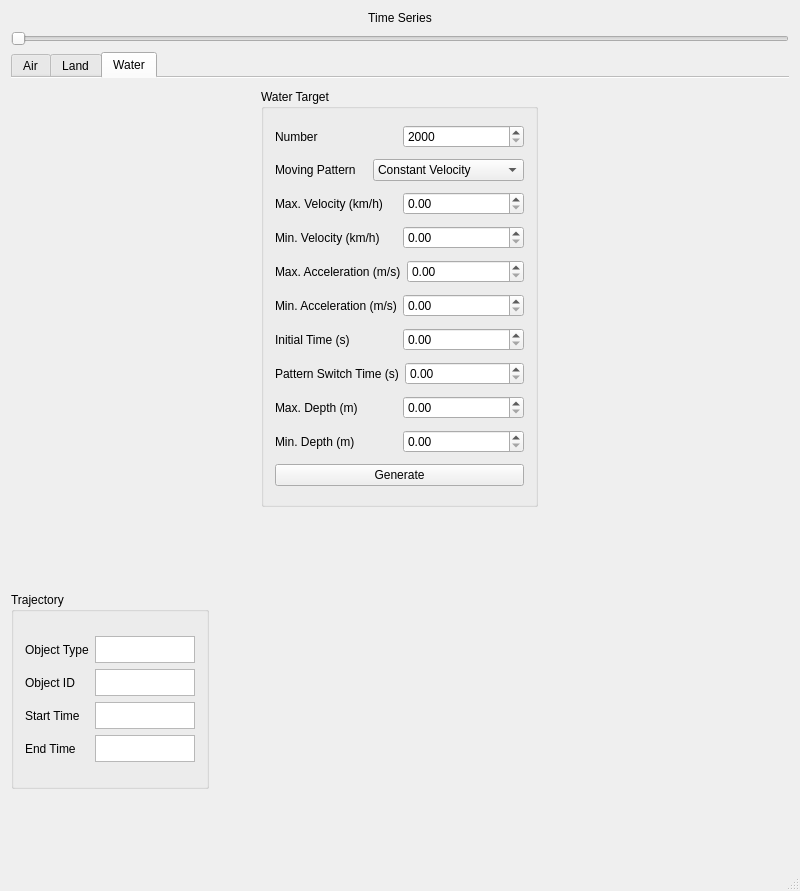
The window that mainwindow.ui (sergiosvieira/mog) describes before a commit, drawn with Qt 5.
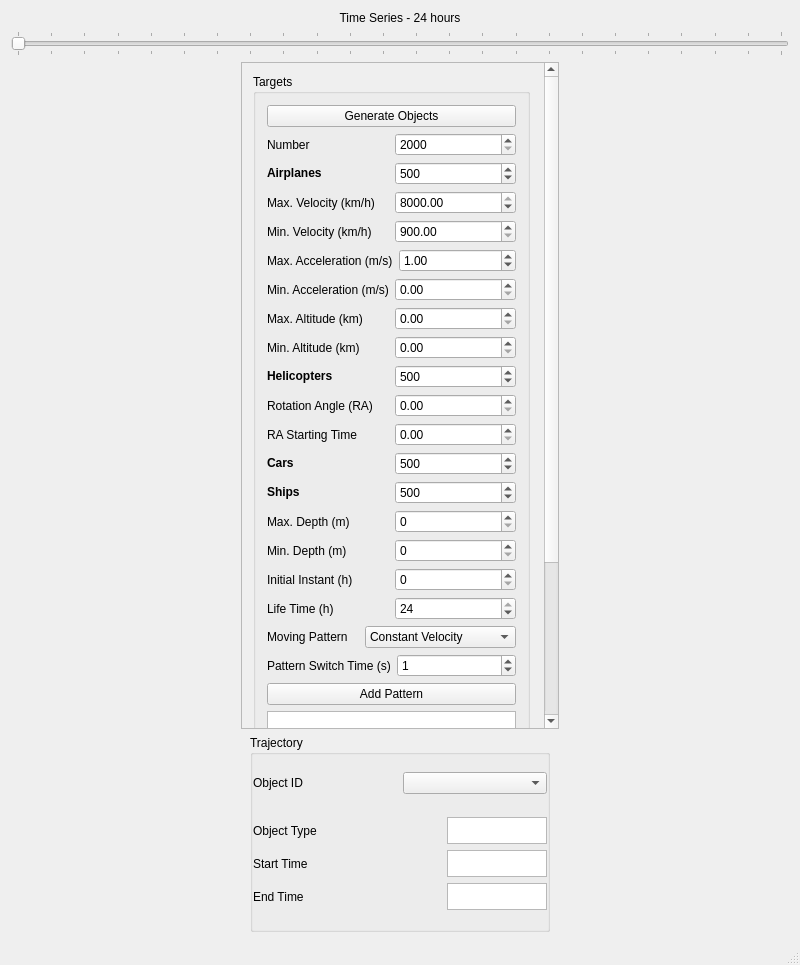
The same window after the commit. The open tabs and pages were chosen to show the change.

What changed in the file:
```diff
--- a/mainwindow.ui
+++ b/mainwindow.ui
@@ -7,18 +7,24 @@
     <x>0</x>
     <y>0</y>
     <width>800</width>
-    <height>891</height>
+    <height>965</height>
    </rect>
   </property>
   <property name="windowTitle">
    <string>MainWindow</string>
   </property>
   <widget class="QWidget" name="centralWidget">
-   <layout class="QVBoxLayout" name="verticalLayout">
+   <property name="sizePolicy">
+    <sizepolicy hsizetype="Expanding" vsizetype="Expanding">
+     <horstretch>0</horstretch>
+     <verstretch>0</verstretch>
+    </sizepolicy>
+   </property>
+   <layout class="QVBoxLayout" name="_2">
     <item>
      <widget class="QLabel" name="label_26">
       <property name="text">
-       <string>Time Series</string>
+       <string>Time Series - 24 hours</string>
       </property>
       <property name="alignment">
        <set>Qt::AlignHCenter|Qt::AlignTop</set>
@@ -28,42 +34,56 @@
     <item>
      <widget class="QSlider" name="timeSlider">
       <property name="maximum">
-       <number>24</number>
+       <number>23</number>
       </property>
       <property name="orientation">
        <enum>Qt::Horizontal</enum>
       </property>
       <property name="tickPosition">
-       <enum>QSlider::NoTicks</enum>
+       <enum>QSlider::TicksBothSides</enum>
       </property>
      </widget>
     </item>
     <item>
-     <widget class="QTabWidget" name="mainTab">
-      <property name="tabPosition">
-       <enum>QTabWidget::North</enum>
+     <layout class="QHBoxLayout" name="air_hlayout" stretch="0">
+      <property name="sizeConstraint">
+       <enum>QLayout::SetMaximumSize</enum>
       </property>
-      <property name="tabShape">
-       <enum>QTabWidget::Rounded</enum>
-      </property>
-      <property name="currentIndex">
-       <number>0</number>
-      </property>
-      <property name="elideMode">
-       <enum>Qt::ElideRight</enum>
-      </property>
-      <property name="documentMode">
-       <bool>true</bool>
-      </property>
-      <widget class="QWidget" name="tab_air">
-       <attribute name="title">
-        <string>Air</string>
-       </attribute>
-       <layout class="QVBoxLayout" name="verticalLayout_15">
-        <item>
-         <layout class="QHBoxLayout" name="air_hlayout">
+      <item>
+       <widget class="QScrollArea" name="scrollArea">
+        <property name="minimumSize">
+         <size>
+          <width>0</width>
+          <height>0</height>
+         </size>
+        </property>
+        <property name="maximumSize">
+         <size>
+          <width>318</width>
+          <height>16777215</height>
+         </size>
+        </property>
+        <property name="widgetResizable">
+         <bool>true</bool>
+        </property>
+        <widget class="QWidget" name="scrollAreaWidgetContents_3">
+         <property name="geometry">
+          <rect>
+           <x>0</x>
+           <y>0</y>
+           <width>301</width>
+           <height>1016</height>
+          </rect>
+         </property>
+         <layout class="QVBoxLayout" name="verticalLayout_2">
           <item>
            <widget class="QGroupBox" name="groupBox_3">
+            <property name="sizePolicy">
+             <sizepolicy hsizetype="Expanding" vsizetype="Expanding">
+              <horstretch>0</horstretch>
+              <verstretch>0</verstretch>
+             </sizepolicy>
+            </property>
             <property name="maximumSize">
              <size>
               <width>277</width>
@@ -71,9 +91,16 @@
              </size>
             </property>
             <property name="title">
-             <string>Air Target</string>
+             <string>Targets</string>
             </property>
             <layout class="QVBoxLayout" name="verticalLayout_4">
+             <item>
+              <widget class="QPushButton" name="btn_air_generate">
+               <property name="text">
+                <string>Generate Objects</string>
+               </property>
+              </widget>
+             </item>
              <item>
               <layout class="QHBoxLayout" name="horizontalLayout_2">
                <item>
@@ -84,7 +111,7 @@
                 </widget>
                </item>
                <item>
-                <widget class="QSpinBox" name="spinBoxAirNumber">
+                <widget class="QSpinBox" name="number">
                  <property name="minimum">
                   <number>2000</number>
                  </property>
@@ -96,31 +123,22 @@
               </layout>
              </item>
              <item>
-              <layout class="QHBoxLayout" name="horizontalLayout_3">
+              <layout class="QHBoxLayout" name="horizontalLayout">
                <item>
-                <widget class="QLabel" name="label_2">
+                <widget class="QLabel" name="label_36">
                  <property name="text">
-                  <string>Moving Pattern</string>
+                  <string>&lt;b&gt;Airplanes&lt;/b&gt;</string>
                  </property>
                 </widget>
                </item>
                <item>
-                <widget class="QComboBox" name="airMovingPattern">
-                 <item>
-                  <property name="text">
-                   <string>Constant Velocity</string>
-                  </property>
-                 </item>
-                 <item>
-                  <property name="text">
-                   <string>Constant Acceleration</string>
-                  </property>
-                 </item>
-                 <item>
-                  <property name="text">
-                   <string>Constant Deceleration</string>
-                  </property>
-                 </item>
+                <widget class="QSpinBox" name="airplanesSB">
+                 <property name="maximum">
+                  <number>6000</number>
+                 </property>
+                 <property name="value">
+                  <number>500</number>
+                 </property>
                 </widget>
                </item>
               </layout>
@@ -135,7 +153,7 @@
                 </widget>
                </item>
                <item>
-                <widget class="QDoubleSpinBox" name="spinBoxAirMaxVel">
+                <widget class="QDoubleSpinBox" name="MaxVel">
                  <property name="minimum">
                   <double>900.000000000000000</double>
                  </property>
@@ -159,7 +177,7 @@
                 </widget>
                </item>
                <item>
-                <widget class="QDoubleSpinBox" name="spinBoxAirMinVel">
+                <widget class="QDoubleSpinBox" name="MinVel">
                  <property name="minimum">
                   <double>900.000000000000000</double>
                  </property>
@@ -180,7 +198,7 @@
                 </widget>
                </item>
                <item>
-                <widget class="QDoubleSpinBox" name="spinBoxAirMaxAccel">
+                <widget class="QDoubleSpinBox" name="MaxAccel">
                  <property name="value">
                   <double>1.000000000000000</double>
                  </property>
@@ -193,12 +211,65 @@
                <item>
                 <widget class="QLabel" name="label_11">
                  <property name="text">
-                  <string>Min. Acceleration (m/2)</string>
+                  <string>Min. Acceleration (m/s)</string>
                  </property>
                 </widget>
                </item>
                <item>
-                <widget class="QDoubleSpinBox" name="spinBoxAirMinAccel"/>
+                <widget class="QDoubleSpinBox" name="MinAccel"/>
+               </item>
+              </layout>
+             </item>
+             <item>
+              <layout class="QHBoxLayout" name="horizontalLayout_12">
+               <item>
+                <widget class="QLabel" name="label_6">
+                 <property name="text">
+                  <string>Max. Altitude (km)</string>
+                 </property>
+                </widget>
+               </item>
+               <item>
+                <widget class="QDoubleSpinBox" name="MaxAlt">
+                 <property name="maximum">
+                  <double>112.000000000000000</double>
+                 </property>
+                </widget>
+               </item>
+              </layout>
+             </item>
+             <item>
+              <layout class="QHBoxLayout" name="horizontalLayout_13">
+               <item>
+                <widget class="QLabel" name="label_7">
+                 <property name="text">
+                  <string>Min. Altitude (km)</string>
+                 </property>
+                </widget>
+               </item>
+               <item>
+                <widget class="QDoubleSpinBox" name="MinAlt"/>
+               </item>
+              </layout>
+             </item>
+             <item>
+              <layout class="QHBoxLayout" name="horizontalLayout_39">
+               <item>
+                <widget class="QLabel" name="label_37">
+                 <property name="text">
+                  <string>&lt;b&gt;Helicopters&lt;/b&gt;</string>
+                 </property>
+                </widget>
+               </item>
+               <item>
+                <widget class="QSpinBox" name="helicoptersSB">
+                 <property name="maximum">
+                  <number>6000</number>
+                 </property>
+                 <property name="value">
+                  <number>500</number>
+                 </property>
+                </widget>
                </item>
               </layout>
              </item>
@@ -212,7 +283,7 @@
                 </widget>
                </item>
                <item>
-                <widget class="QDoubleSpinBox" name="spinBoxAirRA">
+                <widget class="QDoubleSpinBox" name="RA">
                  <property name="maximum">
                   <double>360.000000000000000</double>
                  </property>
@@ -230,7 +301,7 @@
                 </widget>
                </item>
                <item>
-                <widget class="QDoubleSpinBox" name="spinBoxAirRAST">
+                <widget class="QDoubleSpinBox" name="RAST">
                  <property name="maximum">
                   <double>86400.000000000000000</double>
                  </property>
@@ -238,53 +309,150 @@
                </item>
               </layout>
              </item>
+             <item>
+              <layout class="QHBoxLayout" name="horizontalLayout_37">
+               <item>
+                <widget class="QLabel" name="label_38">
+                 <property name="text">
+                  <string>&lt;b&gt;Cars&lt;/b&gt;</string>
+                 </property>
+                </widget>
+               </item>
+               <item>
+                <widget class="QSpinBox" name="carsSB">
+                 <property name="maximum">
+                  <number>6000</number>
+                 </property>
+                 <property name="value">
+                  <number>500</number>
+                 </property>
+                </widget>
+               </item>
+              </layout>
+             </item>
+             <item>
+              <layout class="QHBoxLayout" name="horizontalLayout_38">
+               <item>
+                <widget class="QLabel" name="label_39">
+                 <property name="text">
+                  <string>&lt;b&gt;Ships&lt;/b&gt;</string>
+                 </property>
+                </widget>
+               </item>
+               <item>
+                <widget class="QSpinBox" name="shipsSB">
+                 <property name="maximum">
+                  <number>6000</number>
+                 </property>
+                 <property name="value">
+                  <number>500</number>
+                 </property>
+                </widget>
+               </item>
+              </layout>
+             </item>
+             <item>
+              <layout class="QHBoxLayout" name="horizontalLayout_32">
+               <item>
+                <widget class="QLabel" name="label_41">
+                 <property name="text">
+                  <string>Max. Depth (m)</string>
+                 </property>
+                </widget>
+               </item>
+               <item>
+                <widget class="QSpinBox" name="spinBox">
+                 <property name="maximum">
+                  <number>600</number>
+                 </property>
+                </widget>
+               </item>
+              </layout>
+             </item>
+             <item>
+              <layout class="QHBoxLayout" name="horizontalLayout_41">
+               <item>
+                <widget class="QLabel" name="label_42">
+                 <property name="text">
+                  <string>Min. Depth (m)</string>
+                 </property>
+                </widget>
+               </item>
+               <item>
+                <widget class="QSpinBox" name="spinBox_4">
+                 <property name="maximum">
+                  <number>600</number>
+                 </property>
+                </widget>
+               </item>
+              </layout>
+             </item>
              <item>
               <layout class="QHBoxLayout" name="horizontalLayout_11">
                <item>
                 <widget class="QLabel" name="label_5">
                  <property name="text">
-                  <string>Initial Time (s)</string>
+                  <string>Initial Instant (h)</string>
                  </property>
                 </widget>
                </item>
                <item>
-                <widget class="QDoubleSpinBox" name="spinBoxAirST">
+                <widget class="QSpinBox" name="initTime">
                  <property name="maximum">
-                  <double>86400.000000000000000</double>
+                  <number>24</number>
                  </property>
                 </widget>
                </item>
               </layout>
              </item>
              <item>
-              <layout class="QHBoxLayout" name="horizontalLayout_12">
+              <layout class="QHBoxLayout" name="horizontalLayout_40">
                <item>
-                <widget class="QLabel" name="label_6">
+                <widget class="QLabel" name="label_40">
                  <property name="text">
-                  <string>Max. Altitude (km)</string>
+                  <string>Life Time (h)</string>
                  </property>
                 </widget>
                </item>
                <item>
-                <widget class="QDoubleSpinBox" name="spinBoxAirMaxAlt">
+                <widget class="QSpinBox" name="lifeTime">
                  <property name="maximum">
-                  <double>112.000000000000000</double>
+                  <number>24</number>
                  </property>
+                 <property name="value">
+                  <number>24</number>
+                 </property>
                 </widget>
                </item>
               </layout>
              </item>
              <item>
-              <layout class="QHBoxLayout" name="horizontalLayout_13">
+              <layout class="QHBoxLayout" name="horizontalLayout_3">
                <item>
-                <widget class="QLabel" name="label_7">
+                <widget class="QLabel" name="label_2">
                  <property name="text">
-                  <string>Min. Altitude (km)</string>
+                  <string>Moving Pattern</string>
                  </property>
                 </widget>
                </item>
                <item>
-                <widget class="QDoubleSpinBox" name="spinBoxAirMinAlt"/>
+                <widget class="QComboBox" name="airMovingPattern">
+                 <item>
+                  <property name="text">
+                   <string>Constant Velocity</string>
+                  </property>
+                 </item>
+                 <item>
+                  <property name="text">
+                   <string>Constant Acceleration</string>
+                  </property>
+                 </item>
+                 <item>
+                  <property name="text">
+                   <string>Constant Deceleration</string>
+                  </property>
+                 </item>
+                </widget>
                </item>
               </layout>
              </item>
@@ -298,381 +466,31 @@
                 </widget>
                </item>
                <item>
-                <widget class="QDoubleSpinBox" name="spinBoxAirPST"/>
-               </item>
-              </layout>
-             </item>
-             <item>
-              <widget class="QPushButton" name="btn_air_generate">
-               <property name="text">
-                <string>Generate</string>
-               </property>
-              </widget>
-             </item>
-            </layout>
-           </widget>
-          </item>
-         </layout>
-        </item>
-       </layout>
-      </widget>
-      <widget class="QWidget" name="tab_land">
-       <attribute name="title">
-        <string>Land</string>
-       </attribute>
-       <layout class="QVBoxLayout" name="verticalLayout_16">
-        <item>
-         <layout class="QHBoxLayout" name="land_hlayout">
-          <item>
-           <widget class="QGroupBox" name="groupBox">
-            <property name="maximumSize">
-             <size>
-              <width>277</width>
-              <height>16777215</height>
-             </size>
-            </property>
-            <property name="title">
-             <string>Land Target</string>
-            </property>
-            <layout class="QVBoxLayout" name="verticalLayout_5">
-             <item>
-              <layout class="QHBoxLayout" name="horizontalLayout_21">
-               <item>
-                <widget class="QLabel" name="label_20">
-                 <property name="text">
-                  <string>Number</string>
-                 </property>
-                </widget>
-               </item>
-               <item>
-                <widget class="QSpinBox" name="spinBox_2">
-                 <property name="minimum">
-                  <number>2000</number>
-                 </property>
+                <widget class="QSpinBox" name="spinBoxAirPST">
                  <property name="maximum">
-                  <number>6000</number>
+                  <number>24</number>
                  </property>
-                </widget>
-               </item>
-              </layout>
-             </item>
-             <item>
-              <layout class="QHBoxLayout" name="horizontalLayout_20">
-               <item>
-                <widget class="QLabel" name="label_19">
-                 <property name="text">
-                  <string>Moving Pattern</string>
+                 <property name="value">
+                  <number>1</number>
                  </property>
                 </widget>
                </item>
-               <item>
-                <widget class="QComboBox" name="landMovingPattern">
-                 <item>
-                  <property name="text">
-                   <string>Constant Velocity</string>
-                  </property>
-                 </item>
-                 <item>
-                  <property name="text">
-                   <string>Constant Acceleration</string>
-                  </property>
-                 </item>
-                 <item>
-                  <property name="text">
-                   <string>Constant Deceleration</string>
-                  </property>
-                 </item>
-                </widget>
-               </item>
               </layout>
              </item>
              <item>
-              <layout class="QHBoxLayout" name="horizontalLayout_19">
-               <item>
-                <widget class="QLabel" name="label_18">
-                 <property name="text">
-                  <string>Max. Velocity (km/h)</string>
-                 </property>
-                </widget>
-               </item>
-               <item>
-                <widget class="QDoubleSpinBox" name="doubleSpinBox_11"/>
-               </item>
-              </layout>
-             </item>
-             <item>
-              <layout class="QHBoxLayout" name="horizontalLayout_18">
-               <item>
-                <widget class="QLabel" name="label_17">
-                 <property name="text">
-                  <string>Min. Velocity (km/h)</string>
-                 </property>
-                </widget>
-               </item>
-               <item>
-                <widget class="QDoubleSpinBox" name="doubleSpinBox_12"/>
-               </item>
-              </layout>
-             </item>
-             <item>
-              <layout class="QHBoxLayout" name="horizontalLayout_17">
-               <item>
-                <widget class="QLabel" name="label_16">
-                 <property name="text">
-                  <string>Max. Acceleration (m/s)</string>
-                 </property>
-                </widget>
-               </item>
-               <item>
-                <widget class="QDoubleSpinBox" name="doubleSpinBox_13"/>
-               </item>
-              </layout>
-             </item>
-             <item>
-              <layout class="QHBoxLayout" name="horizontalLayout_16">
-               <item>
-                <widget class="QLabel" name="label_15">
-                 <property name="text">
-                  <string>Min. Acceleration (m/s)</string>
-                 </property>
-                </widget>
-               </item>
-               <item>
-                <widget class="QDoubleSpinBox" name="doubleSpinBox_14"/>
-               </item>
-              </layout>
-             </item>
-             <item>
-              <layout class="QHBoxLayout" name="horizontalLayout_15">
-               <item>
-                <widget class="QLabel" name="label_14">
-                 <property name="text">
-                  <string>Initial Time (s)</string>
-                 </property>
-                </widget>
-               </item>
-               <item>
-                <widget class="QDoubleSpinBox" name="doubleSpinBox_15"/>
-               </item>
-              </layout>
-             </item>
-             <item>
-              <layout class="QHBoxLayout" name="horizontalLayout_14">
-               <item>
-                <widget class="QLabel" name="label_13">
-                 <property name="text">
-                  <string>Pattern Switch Time (s)</string>
-                 </property>
-                </widget>
-               </item>
-               <item>
-                <widget class="QDoubleSpinBox" name="doubleSpinBox_16"/>
-               </item>
-              </layout>
-             </item>
-             <item>
-              <widget class="QPushButton" name="btn_land_generate">
+              <widget class="QPushButton" name="AddPattern">
                <property name="text">
-                <string>Generate</string>
+                <string>Add Pattern</string>
                </property>
               </widget>
              </item>
-            </layout>
-           </widget>
-          </item>
-         </layout>
-        </item>
-       </layout>
-      </widget>
-      <widget class="QWidget" name="tab_water">
-       <attribute name="title">
-        <string>Water</string>
-       </attribute>
-       <layout class="QVBoxLayout" name="verticalLayout_17">
-        <item>
-         <layout class="QHBoxLayout" name="water_hlayout">
-          <item>
-           <widget class="QGroupBox" name="groupBox_2">
-            <property name="maximumSize">
-             <size>
-              <width>277</width>
-              <height>16777215</height>
-             </size>
-            </property>
-            <property name="title">
-             <string>Water Target</string>
-            </property>
-            <layout class="QVBoxLayout" name="verticalLayout_7">
              <item>
-              <layout class="QHBoxLayout" name="horizontalLayout_31">
-               <item>
-                <widget class="QLabel" name="label_21">
-                 <property name="text">
-                  <string>Number</string>
-                 </property>
-                </widget>
-               </item>
-               <item>
-                <widget class="QSpinBox" name="spinBox_3">
-                 <property name="minimum">
-                  <number>2000</number>
-                 </property>
-                 <property name="maximum">
-                  <number>6000</number>
-                 </property>
-                </widget>
-               </item>
-              </layout>
-             </item>
-             <item>
-              <layout class="QHBoxLayout" name="horizontalLayout_30">
-               <item>
-                <widget class="QLabel" name="label_22">
-                 <property name="text">
-                  <string>Moving Pattern</string>
-                 </property>
-                </widget>
-               </item>
-               <item>
-                <widget class="QComboBox" name="waterMovingPattern">
-                 <property name="currentText">
-                  <string>Constant Velocity</string>
-                 </property>
-                 <item>
-                  <property name="text">
-                   <string>Constant Velocity</string>
-                  </property>
-                 </item>
-                 <item>
-                  <property name="text">
-                   <string>Constant Acceleration</string>
-                  </property>
-                 </item>
-                 <item>
-                  <property name="text">
-                   <string>Constant Deceleration</string>
-                  </property>
-                 </item>
-                </widget>
-               </item>
-              </layout>
-             </item>
-             <item>
-              <layout class="QHBoxLayout" name="horizontalLayout_29">
-               <item>
-                <widget class="QLabel" name="label_23">
-                 <property name="text">
-                  <string>Max. Velocity (km/h)</string>
-                 </property>
-                </widget>
-               </item>
-               <item>
-                <widget class="QDoubleSpinBox" name="doubleSpinBox_17"/>
-               </item>
-              </layout>
-             </item>
-             <item>
-              <layout class="QHBoxLayout" name="horizontalLayout_28">
-               <item>
-                <widget class="QLabel" name="label_24">
-                 <property name="text">
-                  <string>Min. Velocity (km/h)</string>
-                 </property>
-                </widget>
-               </item>
-               <item>
-                <widget class="QDoubleSpinBox" name="doubleSpinBox_18"/>
-               </item>
-              </layout>
-             </item>
-             <item>
-              <layout class="QHBoxLayout" name="horizontalLayout_27">
-               <item>
-                <widget class="QLabel" name="label_25">
-                 <property name="text">
-                  <string>Max. Acceleration (m/s)</string>
-                 </property>
-                </widget>
-               </item>
-               <item>
-                <widget class="QDoubleSpinBox" name="doubleSpinBox_19"/>
-               </item>
-              </layout>
-             </item>
-             <item>
-              <layout class="QHBoxLayout" name="horizontalLayout_26">
-               <item>
-                <widget class="QLabel" name="label_28">
-                 <property name="text">
-                  <string>Min. Acceleration (m/s)</string>
-                 </property>
-                </widget>
-               </item>
-               <item>
-                <widget class="QDoubleSpinBox" name="doubleSpinBox_20"/>
-               </item>
-              </layout>
-             </item>
-             <item>
-              <layout class="QHBoxLayout" name="horizontalLayout_25">
-               <item>
-                <widget class="QLabel" name="label_29">
-                 <property name="text">
-                  <string>Initial Time (s)</string>
-                 </property>
-                </widget>
-               </item>
-               <item>
-                <widget class="QDoubleSpinBox" name="doubleSpinBox_21"/>
-               </item>
-              </layout>
-             </item>
-             <item>
-              <layout class="QHBoxLayout" name="horizontalLayout_24">
-               <item>
-                <widget class="QLabel" name="label_30">
-                 <property name="text">
-                  <string>Pattern Switch Time (s)</string>
-                 </property>
-                </widget>
-               </item>
-               <item>
-                <widget class="QDoubleSpinBox" name="doubleSpinBox_22"/>
-               </item>
-              </layout>
-             </item>
-             <item>
-              <layout class="QHBoxLayout" name="horizontalLayout_23">
-               <item>
-                <widget class="QLabel" name="label_32">
-                 <property name="text">
-                  <string>Max. Depth (m)</string>
-                 </property>
-                </widget>
-               </item>
-               <item>
-                <widget class="QDoubleSpinBox" name="doubleSpinBox_23"/>
-               </item>
-              </layout>
-             </item>
-             <item>
-              <layout class="QHBoxLayout" name="horizontalLayout_22">
-               <item>
-                <widget class="QLabel" name="label_33">
-                 <property name="text">
-                  <string>Min. Depth (m)</string>
-                 </property>
-                </widget>
-               </item>
-               <item>
-                <widget class="QDoubleSpinBox" name="doubleSpinBox_24"/>
-               </item>
-              </layout>
-             </item>
-             <item>
-              <widget class="QPushButton" name="btn_water_generate">
-               <property name="text">
-                <string>Generate</string>
+              <widget class="QTableView" name="patternTable">
+               <property name="minimumSize">
+                <size>
+                 <width>0</width>
+                 <height>200</height>
+                </size>
                </property>
               </widget>
              </item>
@@ -680,13 +498,16 @@
            </widget>
           </item>
          </layout>
-        </item>
-       </layout>
-      </widget>
-     </widget>
+        </widget>
+       </widget>
+      </item>
+     </layout>
     </item>
     <item>
-     <layout class="QHBoxLayout" name="horizontalLayout_32">
+     <layout class="QHBoxLayout" name="trajectoryHLayout">
+      <property name="sizeConstraint">
+       <enum>QLayout::SetMinimumSize</enum>
+      </property>
       <item>
        <widget class="QGroupBox" name="groupBox_4">
         <property name="sizePolicy">
@@ -710,7 +531,39 @@
         <property name="title">
          <string>Trajectory</string>
         </property>
+        <property name="flat">
+         <bool>true</bool>
+        </property>
+        <property name="checkable">
+         <bool>false</bool>
+        </property>
         <layout class="QVBoxLayout" name="verticalLayout_9">
+         <property name="leftMargin">
+          <number>0</number>
+         </property>
+         <property name="topMargin">
+          <number>0</number>
+         </property>
+         <property name="rightMargin">
+          <number>0</number>
+         </property>
+         <property name="bottomMargin">
+          <number>0</number>
+         </property>
+         <item>
+          <layout class="QHBoxLayout" name="horizontalLayout_35">
+           <item>
+            <widget class="QLabel" name="label_34">
+             <property name="text">
+              <string>Object ID</string>
+             </property>
+            </widget>
+           </item>
+           <item>
+            <widget class="QComboBox" name="objectsID"/>
+           </item>
+          </layout>
+         </item>
          <item>
           <layout class="QVBoxLayout" name="verticalLayout_8">
            <item>
@@ -723,7 +576,7 @@
               </widget>
              </item>
              <item>
-              <widget class="QPlainTextEdit" name="plainTextEdit">
+              <widget class="QPlainTextEdit" name="objectType">
                <property name="sizePolicy">
                 <sizepolicy hsizetype="Minimum" vsizetype="Fixed">
                  <horstretch>0</horstretch>
@@ -736,38 +589,14 @@
                  <height>27</height>
                 </size>
                </property>
-              </widget>
-             </item>
-            </layout>
-           </item>
-           <item>
-            <layout class="QHBoxLayout" name="horizontalLayout_35">
-             <item>
-              <widget class="QLabel" name="label_34">
-               <property name="text">
-                <string>Object ID</string>
+               <property name="documentTitle">
+                <string/>
                </property>
-              </widget>
-             </item>
-             <item>
-              <widget class="QPlainTextEdit" name="plainTextEdit_2">
-               <property name="sizePolicy">
-                <sizepolicy hsizetype="Minimum" vsizetype="Fixed">
-                 <horstretch>0</horstretch>
-                 <verstretch>0</verstretch>
-                </sizepolicy>
+               <property name="readOnly">
+                <bool>true</bool>
                </property>
-               <property name="minimumSize">
-                <size>
-                 <width>0</width>
-                 <height>27</height>
-                </size>
-               </property>
-               <property name="maximumSize">
-                <size>
-                 <width>100</width>
-                 <height>27</height>
-                </size>
+               <property name="plainText">
+                <string/>
                </property>
               </widget>
              </item>
@@ -783,7 +612,7 @@
               </widget>
              </item>
              <item>
-              <widget class="QPlainTextEdit" name="plainTextEdit_3">
+              <widget class="QPlainTextEdit" name="objectST">
                <property name="sizePolicy">
                 <sizepolicy hsizetype="Minimum" vsizetype="Fixed">
                  <horstretch>0</horstretch>
@@ -796,6 +625,9 @@
                  <height>27</height>
                 </size>
                </property>
+               <property name="readOnly">
+                <bool>true</bool>
+               </property>
               </widget>
              </item>
             </layout>
@@ -810,7 +642,7 @@
               </widget>
              </item>
              <item>
-              <widget class="QPlainTextEdit" name="plainTextEdit_4">
+              <widget class="QPlainTextEdit" name="objectET">
                <property name="sizePolicy">
                 <sizepolicy hsizetype="Minimum" vsizetype="Fixed">
                  <horstretch>0</horstretch>
@@ -823,6 +655,9 @@
                  <height>27</height>
                 </size>
                </property>
+               <property name="readOnly">
+                <bool>true</bool>
+               </property>
               </widget>
              </item>
             </layout>
@@ -832,17 +667,6 @@
         </layout>
        </widget>
       </item>
-      <item>
-       <widget class="QWidget" name="widget" native="true">
-        <property name="sizePolicy">
-         <sizepolicy hsizetype="Expanding" vsizetype="Expanding">
-          <horstretch>0</horstretch>
-          <verstretch>0</verstretch>
-         </sizepolicy>
-        </property>
-        <layout class="QVBoxLayout" name="verticalLayout_11"/>
-       </widget>
-      </item>
      </layout>
     </item>
    </layout>
```
